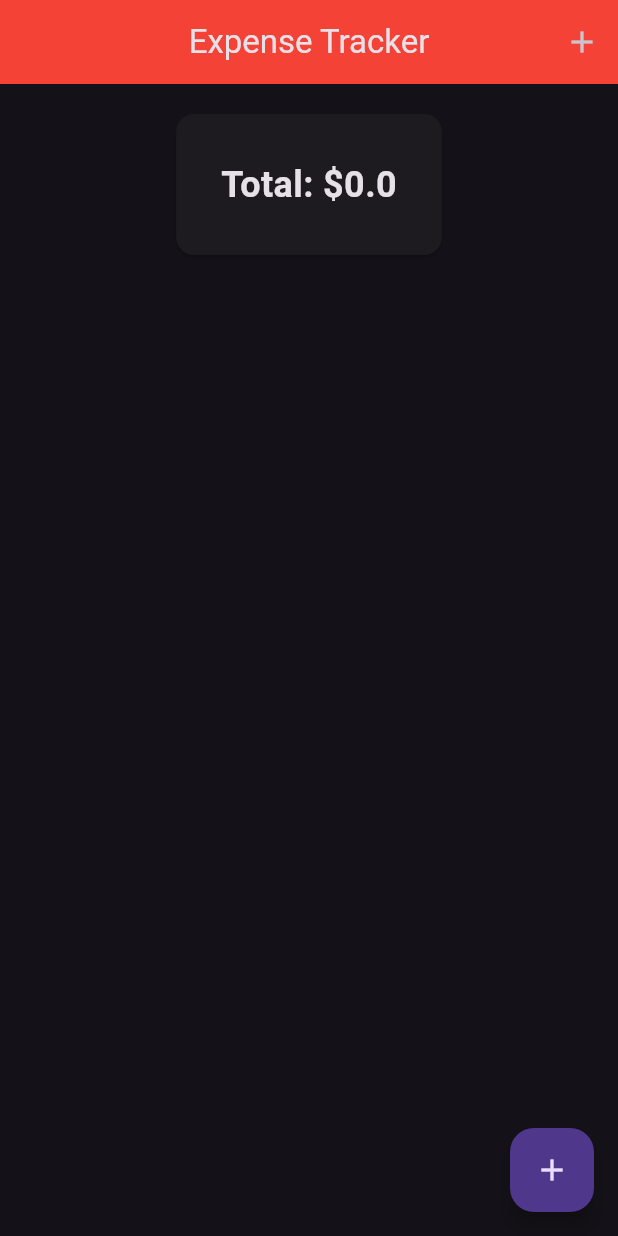
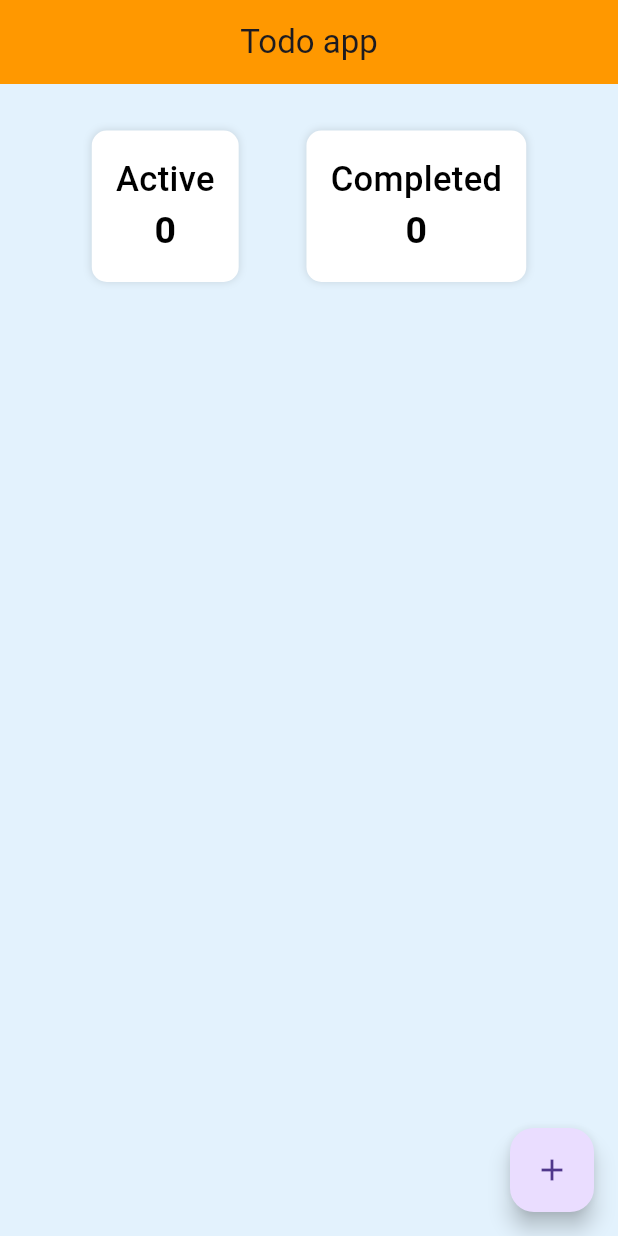
Before and after one commit to taufiqurSabbir/ostad_flutter_09, a Flutter app: the screen it shows after launch, on a phone screen of 412 x 824 dp. Run offline on Flutter 3.47's test engine with Material 3 defaults, Android fonts, the phone set to English and light mode, and no system bars; our stand-ins replace device_preview, sizer.

Commit message:
module-12 class-2

```diff
--- /dev/null
+++ b/lib/module_12_class_2.dart
@@ -0,0 +1,205 @@
+import 'package:flutter/material.dart';
+
+class TodoScreen extends StatefulWidget {
+  const TodoScreen({super.key});
+
+  @override
+  State<TodoScreen> createState() => _TodoScreenState();
+}
+
+class _TodoScreenState extends State<TodoScreen> {
+  List<Map<String, dynamic>> tasks = [];
+  bool showActiveTask = true;
+
+  void _showTaskDialog({int? index}) {
+
+    TextEditingController _taskController = TextEditingController(
+      text: index != null ? tasks[index]['task'] : '',
+    );
+    showDialog(
+        context: context,
+        builder: (context) => AlertDialog(
+              title: Text(index != null ? 'Edit Task' : 'Add Task'),
+              content: TextField(
+                controller: _taskController,
+                decoration: InputDecoration(hintText: 'Enter Task'),
+              ),
+              actions: [
+                TextButton(
+                    onPressed: () {
+                      Navigator.pop(context);
+                    },
+                    child: Text('Cancle')),
+                ElevatedButton(
+                    style: ElevatedButton.styleFrom(shape: StadiumBorder()),
+                    onPressed: (){
+                      if(_taskController.text.trim().isNotEmpty){
+                        if(index == null){
+                          _addTask(_taskController.text);
+                        }else{
+                          _editTask(index,_taskController.text);
+                        }
+                      }
+                    },
+                    child: Text('Save'))
+              ],
+            ));
+  }
+
+  void _addTask(String task) {
+    setState(() {
+      tasks.add({"task": task, "completed": false});
+    });
+    Navigator.pop(context);
+  }
+
+  void _toggleTaskStatus(int index) {
+    setState(() {
+      tasks[index]['completed'] = !tasks[index]['completed'];
+    });
+  }
+
+  void _deleteTask(int index) {
+    setState(() {
+      tasks.removeAt(index);
+    });
+  }
+
+  void _editTask(int index,String updateTask){
+    setState(() {
+      tasks[index]['task'] = updateTask;
+    });
+    Navigator.pop(context);
+  }
+
+  int get activeCount => tasks.where((task) => !task['completed']).length;
+  int get completedCount => tasks.where((task) => task['completed']).length;
+
+  @override
+  Widget build(BuildContext context) {
+    return Scaffold(
+      backgroundColor: Colors.blue.shade50,
+      appBar: AppBar(
+        title: Text('Todo app'),
+      ),
+      body: Column(
+        children: [
+          SizedBox(
+            height: 15,
+          ),
+          Padding(
+            padding: const EdgeInsets.all(16.0),
+            child: Row(
+              mainAxisAlignment: MainAxisAlignment.spaceEvenly,
+              children: [
+                Container(
+                  decoration: BoxDecoration(
+                      color: Colors.white,
+                      borderRadius: BorderRadius.circular(10),
+                      boxShadow: [
+                        BoxShadow(color: Colors.black12, blurRadius: 4)
+                      ]),
+                  padding: EdgeInsets.all(16),
+                  child: Column(
+                    children: [
+                      Text("Active",
+                          style: TextStyle(
+                              fontSize: 23,
+                              fontWeight: FontWeight.w500,
+                              color: Colors.black)),
+                      Text(activeCount.toString(),
+                          style: TextStyle(
+                              fontSize: 25,
+                              fontWeight: FontWeight.bold,
+                              color: Colors.black)),
+                    ],
+                  ),
+                ),
+                Container(
+                  decoration: BoxDecoration(
+                      color: Colors.white,
+                      borderRadius: BorderRadius.circular(10),
+                      boxShadow: [
+                        BoxShadow(color: Colors.black12, blurRadius: 4)
+                      ]),
+                  padding: EdgeInsets.all(16),
+                  child: Column(
+                    children: [
+                      Text("Completed",
+                          style: TextStyle(
+                              fontSize: 23,
+                              fontWeight: FontWeight.w500,
+                              color: Colors.black)),
+                      Text(completedCount.toString(),
+                          style: TextStyle(
+                              fontSize: 25,
+                              fontWeight: FontWeight.bold,
+                              color: Colors.black)),
+                    ],
+                  ),
+                ),
+              ],
+            ),
+          ),
+          Expanded(
+            child: ListView.builder(
+                itemCount: tasks.length,
+                itemBuilder: (context, index) {
+                  print(tasks[index]['task']);
+                  return Dismissible(
+                    key: Key(UniqueKey().toString()),
+                    background: Container(
+                      color: Colors.green,
+                      alignment: Alignment.centerLeft,
+                      padding: EdgeInsets.only(left: 20),
+                      child: Icon(
+                        Icons.check,
+                        color: Colors.white,
+                      ),
+                    ),
+                    secondaryBackground: Container(
+                      color: Colors.red,
+                      alignment: Alignment.centerRight,
+                      padding: EdgeInsets.only(right: 20),
+                      child: Icon(
+                        Icons.delete,
+                        color: Colors.white,
+                      ),
+                    ),
+                    onDismissed: (direction) {
+                      if (direction == DismissDirection.startToEnd) {
+                        _toggleTaskStatus(index);
+                      } else {
+                        _deleteTask(index);
+                      }
+                    },
+                    child: Card(
+                      child: ListTile(
+                        title: Text(
+                          tasks[index]['task'],
+                          style: TextStyle(
+                            fontSize: 16,
+                            decoration: tasks[index]['completed']
+                                ? TextDecoration.lineThrough
+                                : null,
+                          ),
+                        ),
+                        leading: Checkbox(
+                            shape: CircleBorder(),
+                            value: tasks[index]['completed'],
+                            onChanged: (value) => _toggleTaskStatus(index)),
+                        trailing: IconButton(onPressed: ()=> _showTaskDialog(index: index), icon: Icon(Icons.edit)),
+                      ),
+                    ),
+                  );
+                }),
+          )
+        ],
+      ),
+      floatingActionButton: FloatingActionButton(
+        onPressed: () => _showTaskDialog(),
+        child: Icon(Icons.add),
+      ),
+    );
+  }
+}
--- a/lib/myApp.dart
+++ b/lib/myApp.dart
@@ -8,6 +8,7 @@
 import 'moduleNineThree.dart';
 import 'module_11_class_1.dart';
 import 'module_12_class_1.dart';
+import 'module_12_class_2.dart';
 import 'module_9_class_1.dart';
 import 'module_9_class_2.dart';
 
@@ -19,14 +20,15 @@
     return Sizer(
       builder: (context, orientation, deviceType) {
         return MaterialApp(
+          debugShowCheckedModeBanner: false,
           useInheritedMediaQuery: true,
           locale: DevicePreview.locale(context),
           builder: DevicePreview.appBuilder,
           theme: ThemeData(
-            brightness: Brightness.dark,
-              primaryColor: Colors.red,
+            brightness: Brightness.light,
+              primaryColor: Colors.orange,
               appBarTheme: AppBarTheme(
-                color: Colors.red,
+                color: Colors.orange,
                 centerTitle: true,
               ),
 
@@ -35,7 +37,7 @@
                       backgroundColor: Colors.deepPurpleAccent,
                       foregroundColor: Colors.white))),
           title: 'Ostad Flutter app',
-          home: ExpenseTracker(),
+          home: TodoScreen(),
         );
       }
     );
```
